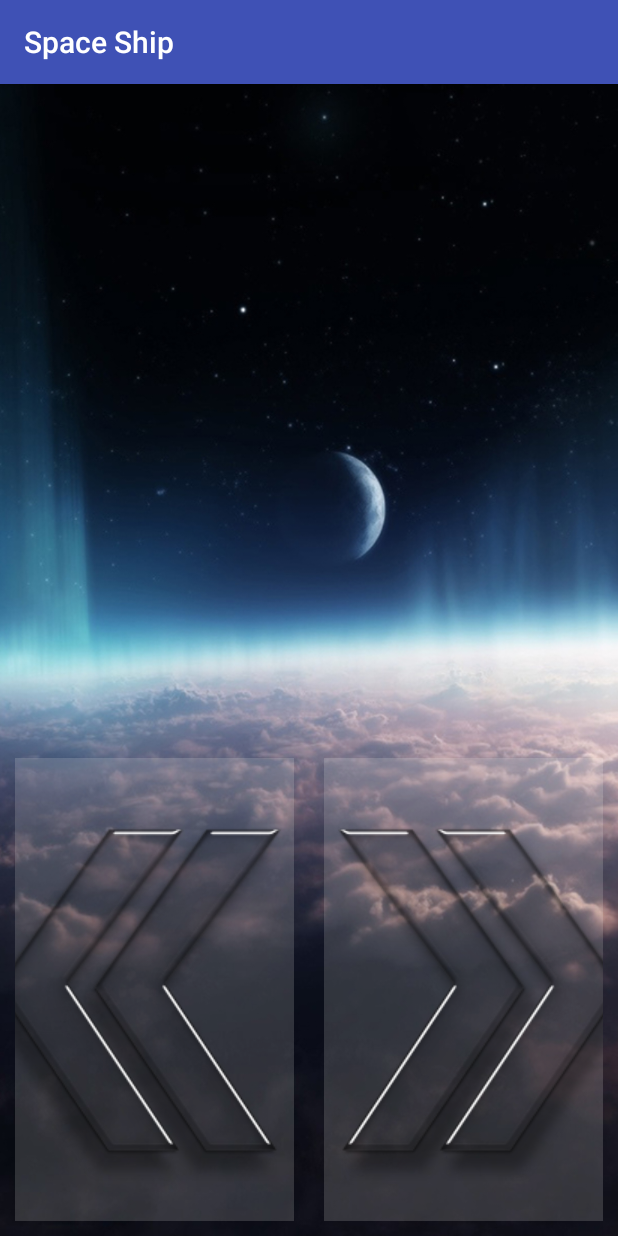
After one commit to landtanin/Space-Ship, an Android app: the ChooseShip screen opened directly, with no data from a screen before it, on a phone screen of 412 x 824 dp. The commit adds this screen. Run offline under Robolectric (Android 15) with nearby library versions, the phone set to English and light mode, and no system bars.

Commit message:
Add ChooseShip class

```diff
--- a/app/src/main/AndroidManifest.xml
+++ b/app/src/main/AndroidManifest.xml
@@ -17,7 +17,8 @@
                 <category android:name="android.intent.category.LAUNCHER" />
             </intent-filter>
         </activity>
-        <activity android:name=".GameControlActivity"></activity>
+        <activity android:name=".GameControlActivity" />
+        <activity android:name=".ChooseShip"></activity>
     </application>
 
 </manifest>
--- /dev/null
+++ b/app/src/main/java/com/example/landtanin/spaceship/ChooseShip.java
@@ -0,0 +1,13 @@
+package com.example.landtanin.spaceship;
+
+import android.support.v7.app.AppCompatActivity;
+import android.os.Bundle;
+
+public class ChooseShip extends AppCompatActivity {
+
+    @Override
+    protected void onCreate(Bundle savedInstanceState) {
+        super.onCreate(savedInstanceState);
+        setContentView(R.layout.activity_choose_ship);
+    }
+}
--- a/app/src/main/java/com/example/landtanin/spaceship/GameControlActivity.java
+++ b/app/src/main/java/com/example/landtanin/spaceship/GameControlActivity.java
@@ -2,9 +2,12 @@ package com.example.landtanin.spaceship;
 
 import android.os.Bundle;
 import android.support.v7.app.AppCompatActivity;
+import android.view.View;
+import android.widget.ImageButton;
 
 public class GameControlActivity extends AppCompatActivity {
 
+    private ImageButton arrowRight, arrowLeft;
 
     @Override
     protected void onCreate(Bundle savedInstanceState) {
@@ -14,10 +17,39 @@ public class GameControlActivity extends AppCompatActivity {
         //bind widget
         bindWidget();
 
+        //Controller Button
+        controllerButton();
+
+    }
+
+    private void controllerButton() {
+
+        arrowLeft.setOnClickListener(new View.OnClickListener() {
+            @Override
+            public void onClick(View v) {
+
+                // Move space ship to left
+
+
+            }
+        });
+
+        arrowRight.setOnClickListener(new View.OnClickListener() {
+            @Override
+            public void onClick(View v) {
+
+                // Move space ship to right
+
+
+            }
+        });
+
     }
 
     private void bindWidget() {
 
+        arrowLeft = (ImageButton) findViewById(R.id.buttonLeft);
+        arrowRight = (ImageButton) findViewById(R.id.buttonRight);
 
     }
 }
--- a/app/src/main/java/com/example/landtanin/spaceship/MainActivity.java
+++ b/app/src/main/java/com/example/landtanin/spaceship/MainActivity.java
@@ -1,6 +1,7 @@
 package com.example.landtanin.spaceship;
 
 import android.content.Intent;
+import android.media.MediaPlayer;
 import android.os.Bundle;
 import android.support.v7.app.AppCompatActivity;
 import android.view.View;
@@ -40,13 +41,15 @@ public class MainActivity extends AppCompatActivity {
             public void onClick(View v) {
 
                 //Sound Effect
-                //MediaPlayer joinButtonMediaPlayer = MediaPlayer.create(getBaseContext(), R.raw.);
-                //joinButtonMediaPlayer.start();
+                MediaPlayer joinButtonMediaPlayer = MediaPlayer.create(getBaseContext(), R.raw.phonton1);
+                joinButtonMediaPlayer.start();
 
                 //check zero
                 //checkZero()
 
                 String strPlayer = playerName.getText().toString().trim();
+
+                // Use String PlayerName    ****
 
                 if(strPlayer.equals("")){
 
@@ -70,7 +73,7 @@ public class MainActivity extends AppCompatActivity {
 
     private void IntentToGameControl() {
 
-        Intent objIntent = new Intent(MainActivity.this, GameControlActivity.class);
+        Intent objIntent = new Intent(MainActivity.this, ChooseShip.class);
         startActivity(objIntent);
         finish();
 
--- /dev/null
+++ b/app/src/main/res/layout/activity_choose_ship.xml
@@ -0,0 +1,44 @@
+<?xml version="1.0" encoding="utf-8"?>
+<LinearLayout xmlns:android="http://schemas.android.com/apk/res/android"
+    android:orientation="vertical" android:layout_width="match_parent"
+    android:layout_height="match_parent"
+    android:background="@drawable/space_bg7">
+
+    <FrameLayout
+        android:layout_width="match_parent"
+        android:layout_height="match_parent"
+        android:layout_weight="0.375"></FrameLayout>
+
+    <LinearLayout
+        android:orientation="horizontal"
+        android:layout_width="match_parent"
+        android:layout_height="match_parent"
+        android:weightSum="1"
+        android:gravity="center_horizontal"
+        android:layout_weight="0.5">
+
+        <ImageButton
+            android:layout_width="match_parent"
+            android:layout_height="wrap_content"
+            android:id="@+id/buttonLeft"
+            android:layout_gravity="center_horizontal|bottom"
+            android:src="@drawable/arrow_left_img"
+            android:background="#28fafff8"
+            android:padding="40dp"
+            android:layout_margin="10dp"
+            android:layout_weight="0.5" />
+
+        <ImageButton
+            android:layout_width="match_parent"
+            android:layout_height="wrap_content"
+            android:id="@+id/buttonRight"
+            android:layout_gravity="center_horizontal|bottom"
+            android:background="#28fafff8"
+            android:src="@drawable/arrowright_img"
+            android:padding="40dp"
+            android:layout_margin="10dp"
+            android:layout_weight="0.5" />
+
+    </LinearLayout>
+
+</LinearLayout>
```
Also changed, not shown: 1 other file.
